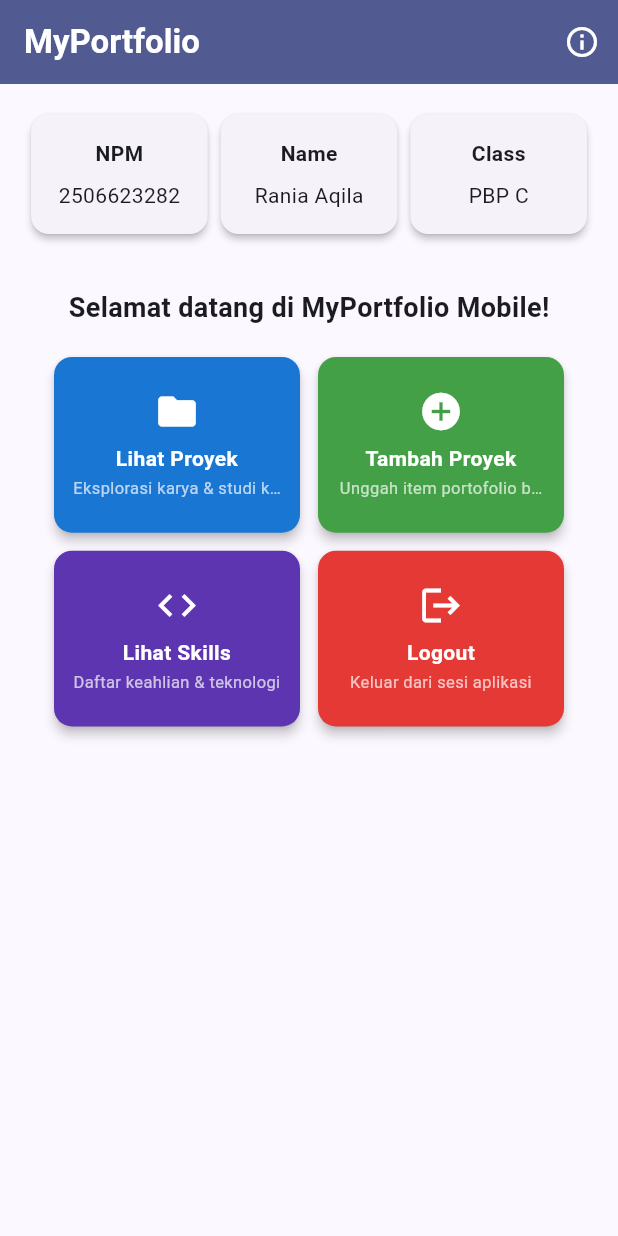
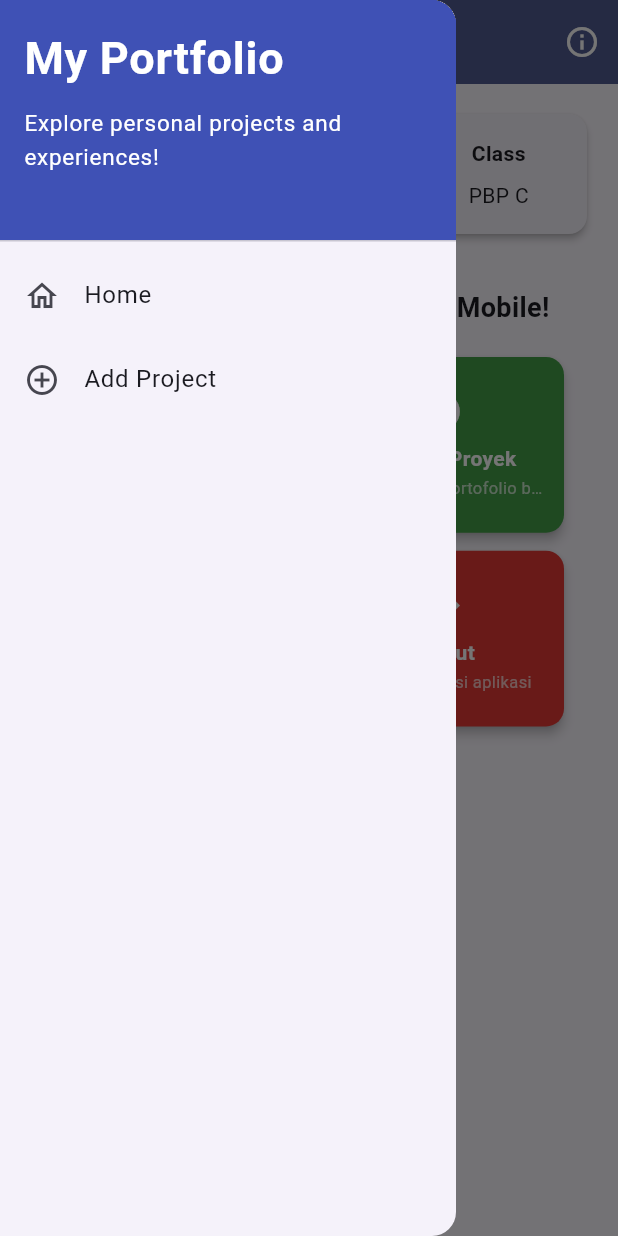
Before and after one commit to niaishere-code/myportofolio_mobile, a Flutter app: the screen it shows after launch, with the side drawer open (before the commit the screen has no drawer), on a phone screen of 412 x 824 dp. Run offline on Flutter 3.47's test engine with Material 3 defaults, Android fonts, the phone set to English and light mode, and no system bars.

Commit message:
feat: tutor 9

```diff
--- a/lib/main.dart
+++ b/lib/main.dart
@@ -1,5 +1,5 @@
 import 'package:flutter/material.dart';
-import 'package:myportofolio_mobile/menu.dart';
+import 'package:myportofolio_mobile/screens/menu.dart';
 
 void main() {
   runApp(const MyApp());
--- a/lib/menu.dart
+++ b/lib/screens/menu.dart
@@ -1,4 +1,6 @@
 import 'package:flutter/material.dart';
+import 'package:myportofolio_mobile/widgets/left_drawer.dart';
+import 'package:myportofolio_mobile/widgets/project_card.dart';
 
 class MyHomePage extends StatelessWidget {
   MyHomePage({super.key});
@@ -93,6 +95,7 @@ class MyHomePage extends StatelessWidget {
           ),
         ),
         backgroundColor: Theme.of(context).colorScheme.primary,
+        iconTheme: const IconThemeData(color: Colors.white),
         actions: [
           IconButton(
             icon: const Icon(Icons.info_outline, color: Colors.white),
@@ -101,6 +104,7 @@ class MyHomePage extends StatelessWidget {
           ),
         ],
       ),
+      drawer: const LeftDrawer(),
       // Body halaman utama dibungkus SingleChildScrollView agar aman dari overflow.
       body: SingleChildScrollView(
         padding: const EdgeInsets.all(16.0),
@@ -201,69 +205,3 @@ class ItemHomepage {
 
   ItemHomepage(this.name, this.subtitle, this.icon, this.color);
 }
-
-class ItemCard extends StatelessWidget {
-  final ItemHomepage item;
-
-  const ItemCard(this.item, {super.key});
-
-  @override
-  Widget build(BuildContext context) {
-    return Material(
-      // Menggunakan warna unik dari masing-masing item dengan bayangan halus.
-      color: item.color,
-      elevation: 3.0,
-      borderRadius: BorderRadius.circular(12),
-      child: InkWell(
-        borderRadius: BorderRadius.circular(12),
-        // Aksi ketika kartu ditekan oleh pengguna.
-        onTap: () {
-          // Menampilkan SnackBar dengan pesan interaktif sesuai spesifikasi tugas.
-          ScaffoldMessenger.of(context)
-            ..hideCurrentSnackBar()
-            ..showSnackBar(
-              SnackBar(
-                content: Text("Kamu telah menekan tombol ${item.name}!"),
-              ),
-            );
-        },
-        child: Container(
-          padding: const EdgeInsets.all(12),
-          child: Center(
-            child: Column(
-              mainAxisAlignment: MainAxisAlignment.center,
-              children: [
-                Icon(
-                  item.icon,
-                  color: Colors.white,
-                  size: 30.0,
-                ),
-                const SizedBox(height: 6),
-                Text(
-                  item.name,
-                  textAlign: TextAlign.center,
-                  style: const TextStyle(
-                    color: Colors.white,
-                    fontWeight: FontWeight.bold,
-                    fontSize: 14.0,
-                  ),
-                ),
-                const SizedBox(height: 2),
-                Text(
-                  item.subtitle,
-                  textAlign: TextAlign.center,
-                  maxLines: 1,
-                  overflow: TextOverflow.ellipsis,
-                  style: const TextStyle(
-                    color: Colors.white70,
-                    fontSize: 11.0,
-                  ),
-                ),
-              ],
-            ),
-          ),
-        ),
-      ),
-    );
-  }
-}
--- /dev/null
+++ b/lib/widgets/left_drawer.dart
@@ -0,0 +1,69 @@
+import 'package:flutter/material.dart';
+import 'package:myportofolio_mobile/screens/menu.dart';
+import 'package:myportofolio_mobile/screens/project_form.dart';
+
+class LeftDrawer extends StatelessWidget {
+  const LeftDrawer({super.key});
+
+  @override
+  Widget build(BuildContext context) {
+    return Drawer(
+      child: ListView(
+        children: [
+          const DrawerHeader(
+            decoration: BoxDecoration(
+              color: Colors.indigo,
+            ),
+            child: Column(
+              crossAxisAlignment: CrossAxisAlignment.start,
+              children: [
+                Text(
+                  'My Portfolio',
+                  style: TextStyle(
+                    fontSize: 30,
+                    fontWeight: FontWeight.bold,
+                    color: Colors.white,
+                  ),
+                ),
+                SizedBox(height: 10),
+                Text(
+                  'Explore personal projects and experiences!',
+                  style: TextStyle(
+                    fontSize: 15,
+                    color: Colors.white,
+                  ),
+                ),
+              ],
+            ),
+          ),
+          ListTile(
+            leading: const Icon(Icons.home_outlined),
+            title: const Text('Home'),
+            // Navigasi ke halaman utama portofolio
+            onTap: () {
+              Navigator.pushReplacement(
+                context,
+                MaterialPageRoute(
+                  builder: (context) => MyHomePage(),
+                ),
+              );
+            },
+          ),
+          ListTile(
+            leading: const Icon(Icons.add_circle_outline),
+            title: const Text('Add Project'),
+            // Navigasi ke halaman tambah proyek
+            onTap: () {
+              Navigator.pushReplacement(
+                context,
+                MaterialPageRoute(
+                  builder: (context) => const ProjectFormPage(),
+                ),
+              );
+            },
+          ),
+        ],
+      ),
+    );
+  }
+}
--- /dev/null
+++ b/lib/widgets/project_card.dart
@@ -0,0 +1,79 @@
+import 'package:flutter/material.dart';
+import 'package:myportofolio_mobile/screens/menu.dart';
+import 'package:myportofolio_mobile/screens/project_form.dart';
+
+class ItemCard extends StatelessWidget {
+  final ItemHomepage item;
+
+  const ItemCard(this.item, {super.key});
+
+  @override
+  Widget build(BuildContext context) {
+    return Material(
+      // Menggunakan warna unik dari masing-masing item dengan bayangan halus.
+      color: item.color,
+      elevation: 3.0,
+      borderRadius: BorderRadius.circular(12),
+      child: InkWell(
+        borderRadius: BorderRadius.circular(12),
+        // Area responsif terhadap sentuhan
+        onTap: () {
+          // Memunculkan SnackBar ketika diklik
+          ScaffoldMessenger.of(context)
+            ..hideCurrentSnackBar()
+            ..showSnackBar(
+              SnackBar(
+                content: Text("Kamu telah menekan tombol ${item.name}!"),
+              ),
+            );
+
+          // Navigate ke halaman yang sesuai
+          if (item.name == "Tambah Proyek") {
+            Navigator.push(
+              context,
+              MaterialPageRoute(
+                builder: (context) => const ProjectFormPage(),
+              ),
+            );
+          }
+        },
+        child: Container(
+          padding: const EdgeInsets.all(12),
+          child: Center(
+            child: Column(
+              mainAxisAlignment: MainAxisAlignment.center,
+              children: [
+                Icon(
+                  item.icon,
+                  color: Colors.white,
+                  size: 30.0,
+                ),
+                const SizedBox(height: 6),
+                Text(
+                  item.name,
+                  textAlign: TextAlign.center,
+                  style: const TextStyle(
+                    color: Colors.white,
+                    fontWeight: FontWeight.bold,
+                    fontSize: 14.0,
+                  ),
+                ),
+                const SizedBox(height: 2),
+                Text(
+                  item.subtitle,
+                  textAlign: TextAlign.center,
+                  maxLines: 1,
+                  overflow: TextOverflow.ellipsis,
+                  style: const TextStyle(
+                    color: Colors.white70,
+                    fontSize: 11.0,
+                  ),
+                ),
+              ],
+            ),
+          ),
+        ),
+      ),
+    );
+  }
+}
```
Also changed, not shown: lib/screens/project_form.dart (added, +217 -0 lines).
